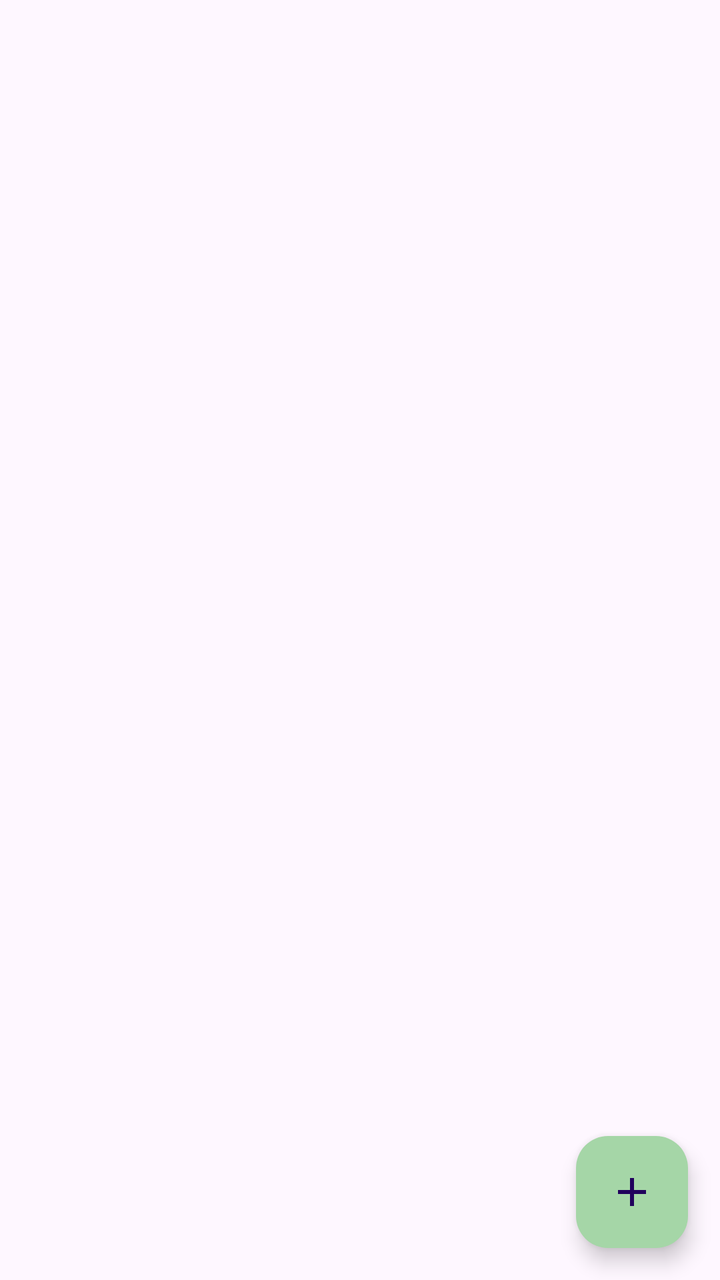
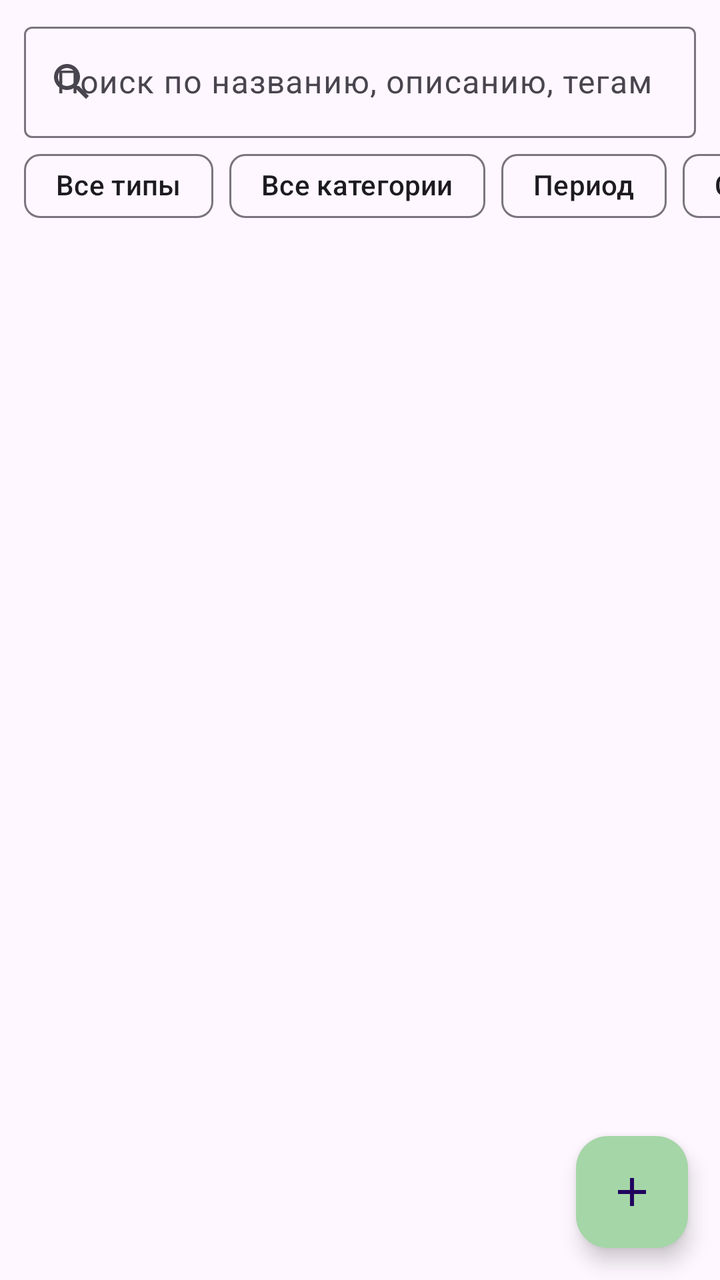

Compare the two renders of this Android layout. The source of the first and the diff that turns it into the second are given below.
<!-- AndroidManifest.xml: application theme Theme.Wallet -->
<!-- res/layout/fragment_transaction_list.xml -->
<?xml version="1.0" encoding="utf-8"?>
<FrameLayout xmlns:android="http://schemas.android.com/apk/res/android"
    xmlns:app="http://schemas.android.com/apk/res-auto"
    android:layout_width="match_parent"
    android:layout_height="match_parent">

    <androidx.recyclerview.widget.RecyclerView
        android:id="@+id/recycler_view"
        android:layout_width="match_parent"
        android:layout_height="match_parent"
        android:clipToPadding="false"
        android:paddingBottom="88dp"
        android:visibility="gone" />

    <LinearLayout
        android:id="@+id/empty_state"
        android:layout_width="match_parent"
        android:layout_height="match_parent"
        android:gravity="center"
        android:orientation="vertical"
        android:padding="32dp"
        android:visibility="gone">

        <ImageView
            android:layout_width="96dp"
            android:layout_height="96dp"
            android:alpha="0.5"
            android:importantForAccessibility="no"
            app:srcCompat="@drawable/ic_empty"
            app:tint="?attr/colorOnSurface" />

        <TextView
            android:layout_width="wrap_content"
            android:layout_height="wrap_content"
            android:layout_marginTop="16dp"
            android:text="@string/empty_title"
            android:textSize="18sp"
            android:textStyle="bold" />

        <TextView
            android:layout_width="wrap_content"
            android:layout_height="wrap_content"
            android:layout_marginTop="8dp"
            android:gravity="center"
            android:text="@string/empty_hint" />

        <Button
            android:id="@+id/empty_add_button"
            android:layout_width="wrap_content"
            android:layout_height="wrap_content"
            android:layout_marginTop="24dp"
            android:text="@string/empty_button" />
    </LinearLayout>

    <ProgressBar
        android:id="@+id/progress_bar"
        android:layout_width="wrap_content"
        android:layout_height="wrap_content"
        android:layout_gravity="center" />

    <com.google.android.material.floatingactionbutton.FloatingActionButton
        android:id="@+id/add_button"
        android:layout_width="wrap_content"
        android:layout_height="wrap_content"
        android:layout_gravity="bottom|end"
        android:layout_margin="16dp"
        android:contentDescription="@string/add_transaction"
        app:srcCompat="@drawable/ic_add" />
</FrameLayout>
<!-- resources referenced by this layout -->
<resources>
  <!-- drawable ic_add (drawable) -->
  <vector xmlns:android="http://schemas.android.com/apk/res/android" android:height="24dp" android:tint="#000000" android:viewportHeight="24" android:viewportWidth="24" android:width="24dp">
        
      <path android:fillColor="@android:color/white" android:pathData="M19,13h-6v6h-2v-6H5v-2h6V5h2v6h6v2z"/>
      
  </vector>
  <!-- drawable ic_empty (drawable) -->
  <vector xmlns:android="http://schemas.android.com/apk/res/android" android:height="24dp" android:tint="#000000" android:viewportHeight="24" android:viewportWidth="24" android:width="24dp">
        
      <path android:fillColor="@android:color/white" android:pathData="M21,18v1c0,1.1 -0.9,2 -2,2L5,21c-1.11,0 -2,-0.9 -2,-2L3,5c0,-1.1 0.89,-2 2,-2h14c1.1,0 2,0.9 2,2v1h-9c-1.11,0 -2,0.9 -2,2v8c0,1.1 0.89,2 2,2h9zM12,16h10L22,8L12,8v8zM16,13.5c-0.83,0 -1.5,-0.67 -1.5,-1.5s0.67,-1.5 1.5,-1.5 1.5,0.67 1.5,1.5 -0.67,1.5 -1.5,1.5z"/>
      
  </vector>
  <string name="add_transaction">Добавить операцию</string>
  <string name="empty_button">Добавить первую</string>
  <string name="empty_hint">Добавьте первую операцию, чтобы начать вести учёт</string>
  <string name="empty_title">Пока нет записей</string>
  <style name="Theme.Wallet" parent="Theme.Material3.DayNight.NoActionBar">
          <item name="colorPrimary">@color/wallet_green</item>
          <item name="colorOnPrimary">@color/white</item>
          <item name="colorPrimaryContainer">@color/wallet_green_light</item>
      </style>
  <color name="wallet_green">#2E7D32</color>
  <color name="white">#FFFFFFFF</color>
  <color name="wallet_green_light">#A5D6A7</color>
</resources>

<!-- the commit's change to res/layout/fragment_transaction_list.xml (unified diff, before → after) -->
@@ -1,69 +1,145 @@
 <?xml version="1.0" encoding="utf-8"?>
-<FrameLayout xmlns:android="http://schemas.android.com/apk/res/android"
+<LinearLayout xmlns:android="http://schemas.android.com/apk/res/android"
     xmlns:app="http://schemas.android.com/apk/res-auto"
     android:layout_width="match_parent"
-    android:layout_height="match_parent">
+    android:layout_height="match_parent"
+    android:orientation="vertical">
 
-    <androidx.recyclerview.widget.RecyclerView
-        android:id="@+id/recycler_view"
+    <com.google.android.material.textfield.TextInputLayout
+        android:id="@+id/search_layout"
+        style="@style/Widget.Material3.TextInputLayout.OutlinedBox"
         android:layout_width="match_parent"
-        android:layout_height="match_parent"
+        android:layout_height="wrap_content"
+        android:layout_marginStart="12dp"
+        android:layout_marginTop="8dp"
+        android:layout_marginEnd="12dp"
+        android:hint="@string/search_hint"
+        app:endIconMode="clear_text"
+        app:startIconDrawable="@drawable/ic_search">
+
+        <com.google.android.material.textfield.TextInputEditText
+            android:id="@+id/search_input"
+            android:layout_width="match_parent"
+            android:layout_height="wrap_content"
+            android:imeOptions="actionSearch"
+            android:inputType="text"
+            android:maxLines="1" />
+    </com.google.android.material.textfield.TextInputLayout>
+
+    <HorizontalScrollView
+        android:layout_width="match_parent"
+        android:layout_height="wrap_content"
         android:clipToPadding="false"
-        android:paddingBottom="88dp"
-        android:visibility="gone" />
+        android:paddingStart="12dp"
+        android:paddingEnd="12dp"
+        android:scrollbars="none">
 
-    <LinearLayout
-        android:id="@+id/empty_state"
-        android:layout_width="match_parent"
-        android:layout_height="match_parent"
-        android:gravity="center"
-        android:orientation="vertical"
-        android:padding="32dp"
-        android:visibility="gone">
-
-        <ImageView
-            android:layout_width="96dp"
-            android:layout_height="96dp"
-            android:alpha="0.5"
-            android:importantForAccessibility="no"
-            app:srcCompat="@drawable/ic_empty"
-            app:tint="?attr/colorOnSurface" />
-
-        <TextView
+        <com.google.android.material.chip.ChipGroup
             android:layout_width="wrap_content"
             android:layout_height="wrap_content"
-            android:layout_marginTop="16dp"
-            android:text="@string/empty_title"
-            android:textSize="18sp"
-            android:textStyle="bold" />
+            app:singleLine="true">
 
-        <TextView
+            <com.google.android.material.chip.Chip
+                android:text="@string/filter_type_all"
+                android:id="@+id/chip_type"
+                style="@style/Widget.Material3.Chip.Assist"
+                android:layout_width="wrap_content"
+                android:layout_height="wrap_content"
+                app:closeIconVisible="false" />
+
+            <com.google.android.material.chip.Chip
+                android:text="@string/filter_category_all"
+                android:id="@+id/chip_category"
+                style="@style/Widget.Material3.Chip.Assist"
+                android:layout_width="wrap_content"
+                android:layout_height="wrap_content"
+                app:closeIconVisible="false" />
+
+            <com.google.android.material.chip.Chip
+                android:text="@string/filter_period"
+                android:id="@+id/chip_period"
+                style="@style/Widget.Material3.Chip.Assist"
+                android:layout_width="wrap_content"
+                android:layout_height="wrap_content"
+                app:closeIconVisible="false" />
+
+            <com.google.android.material.chip.Chip
+                android:text="@string/sort_date_desc"
+                android:id="@+id/chip_sort"
+                style="@style/Widget.Material3.Chip.Assist"
+                android:layout_width="wrap_content"
+                android:layout_height="wrap_content" />
+        </com.google.android.material.chip.ChipGroup>
+    </HorizontalScrollView>
+
+    <FrameLayout
+        android:layout_width="match_parent"
+        android:layout_height="0dp"
+        android:layout_weight="1">
+
+        <androidx.recyclerview.widget.RecyclerView
+            android:id="@+id/recycler_view"
+            android:layout_width="match_parent"
+            android:layout_height="match_parent"
+            android:clipToPadding="false"
+            android:paddingBottom="88dp"
+            android:visibility="gone" />
+
+        <LinearLayout
+            android:id="@+id/empty_state"
+            android:layout_width="match_parent"
+            android:layout_height="match_parent"
+            android:gravity="center"
+            android:orientation="vertical"
+            android:padding="32dp"
+            android:visibility="gone">
+
+            <ImageView
+                android:layout_width="96dp"
+                android:layout_height="96dp"
+                android:alpha="0.5"
+                android:importantForAccessibility="no"
+                app:srcCompat="@drawable/ic_empty"
+                app:tint="?attr/colorOnSurface" />
+
+            <TextView
+                android:id="@+id/empty_title"
+                android:layout_width="wrap_content"
+                android:layout_height="wrap_content"
+                android:layout_marginTop="16dp"
+                android:text="@string/empty_title"
+                android:textSize="18sp"
+                android:textStyle="bold" />
+
+            <TextView
+                android:id="@+id/empty_hint"
+                android:layout_width="wrap_content"
+                android:layout_height="wrap_content"
+                android:layout_marginTop="8dp"
+                android:gravity="center"
+                android:text="@string/empty_hint" />
+
+            <Button
+                android:id="@+id/empty_add_button"
+                android:layout_width="wrap_content"
+                android:layout_height="wrap_content"
+                android:layout_marginTop="24dp"
+                android:text="@string/empty_button" />
+        </LinearLayout>
+
+        <ProgressBar
+            android:id="@+id/progress_bar"
             android:layout_width="wrap_content"
             android:layout_height="wrap_content"
-            android:layout_marginTop="8dp"
-            android:gravity="center"
-            android:text="@string/empty_hint" />
+            android:layout_gravity="center" />
 
-        <Button
-            android:id="@+id/empty_add_button"
+        <com.google.android.material.floatingactionbutton.FloatingActionButton
+            android:id="@+id/add_button"
             android:layout_width="wrap_content"
             android:layout_height="wrap_content"
-            android:layout_marginTop="24dp"
-            android:text="@string/empty_button" />
-    </LinearLayout>
-
-    <ProgressBar
-        android:id="@+id/progress_bar"
-        android:layout_width="wrap_content"
-        android:layout_height="wrap_content"
-        android:layout_gravity="center" />
-
-    <com.google.android.material.floatingactionbutton.FloatingActionButton
-        android:id="@+id/add_button"
-        android:layout_width="wrap_content"
-        android:layout_height="wrap_content"
-        android:layout_gravity="bottom|end"
-        android:layout_margin="16dp"
-        android:contentDescription="@string/add_transaction"
-        app:srcCompat="@drawable/ic_add" />
-</FrameLayout>
+            android:layout_gravity="bottom|end"
+            android:layout_margin="16dp"
+            android:contentDescription="@string/add_transaction"
+            app:srcCompat="@drawable/ic_add" />
+    </FrameLayout>
+</LinearLayout>
<!-- resource entries referenced after the edit -->
@@ -12,10 +12,21 @@
       <path android:fillColor="@android:color/white" android:pathData="M21,18v1c0,1.1 -0.9,2 -2,2L5,21c-1.11,0 -2,-0.9 -2,-2L3,5c0,-1.1 0.89,-2 2,-2h14c1.1,0 2,0.9 2,2v1h-9c-1.11,0 -2,0.9 -2,2v8c0,1.1 0.89,2 2,2h9zM12,16h10L22,8L12,8v8zM16,13.5c-0.83,0 -1.5,-0.67 -1.5,-1.5s0.67,-1.5 1.5,-1.5 1.5,0.67 1.5,1.5 -0.67,1.5 -1.5,1.5z"/>
       
   </vector>
+  <!-- drawable ic_search (drawable) -->
+  <vector xmlns:android="http://schemas.android.com/apk/res/android" android:height="24dp" android:tint="#000000" android:viewportHeight="24" android:viewportWidth="24" android:width="24dp">
+        
+      <path android:fillColor="@android:color/white" android:pathData="M15.5,14h-0.79l-0.28,-0.27C15.41,12.59 16,11.11 16,9.5 16,5.91 13.09,3 9.5,3S3,5.91 3,9.5 5.91,16 9.5,16c1.61,0 3.09,-0.59 4.23,-1.57l0.27,0.28v0.79l5,4.99L20.49,19l-4.99,-5zM9.5,14C7.01,14 5,11.99 5,9.5S7.01,5 9.5,5 14,7.01 14,9.5 11.99,14 9.5,14z"/>
+      
+  </vector>
   <string name="add_transaction">Добавить операцию</string>
   <string name="empty_button">Добавить первую</string>
   <string name="empty_hint">Добавьте первую операцию, чтобы начать вести учёт</string>
   <string name="empty_title">Пока нет записей</string>
+  <string name="filter_category_all">Все категории</string>
+  <string name="filter_period">Период</string>
+  <string name="filter_type_all">Все типы</string>
+  <string name="search_hint">Поиск по названию, описанию, тегам</string>
+  <string name="sort_date_desc">Сначала новые</string>
   <style name="Theme.Wallet" parent="Theme.Material3.DayNight.NoActionBar">
           <item name="colorPrimary">@color/wallet_green</item>
           <item name="colorOnPrimary">@color/white</item>
